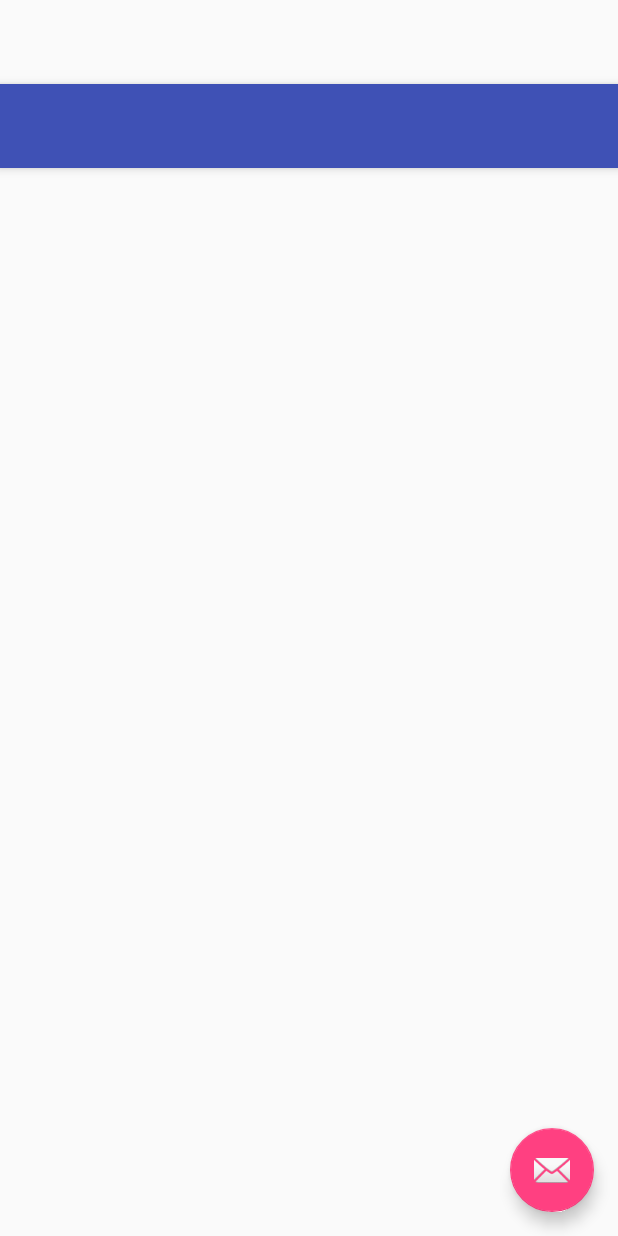
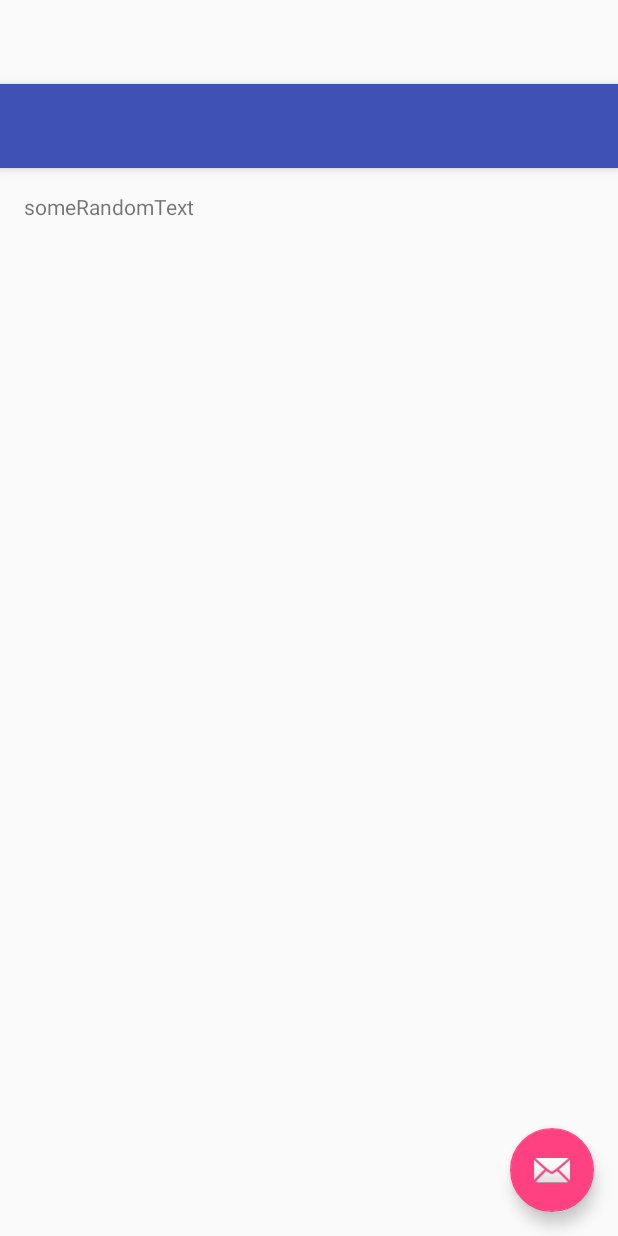
Before and after one commit to dmytrobohdanov/android-edu-sunny, an Android app: the layout activity_detail.xml on its own in the app's theme, with its tools: preview values and no code run, on a phone screen of 412 x 824 dp. Run offline under Robolectric (Android 15) with nearby library versions, the phone set to English and light mode, and no system bars.

Commit message:
files updeted

```diff
--- a/app/src/main/java/com/dmytro/sunny/DetailActivityFragment.java
+++ /dev/null
@@ -1,22 +0,0 @@
-package com.dmytro.sunny;
-
-import android.support.v4.app.Fragment;
-import android.os.Bundle;
-import android.view.LayoutInflater;
-import android.view.View;
-import android.view.ViewGroup;
-
-/**
- * A placeholder fragment containing a simple view.
- */
-public class DetailActivityFragment extends Fragment {
-
-    public DetailActivityFragment() {
-    }
-
-    @Override
-    public View onCreateView(LayoutInflater inflater, ViewGroup container,
-                             Bundle savedInstanceState) {
-        return inflater.inflate(R.layout.fragment_detail, container, false);
-    }
-}
--- a/app/src/main/res/layout/content_detail.xml
+++ b/app/src/main/res/layout/content_detail.xml
@@ -2,7 +2,7 @@
     xmlns:app="http://schemas.android.com/apk/res-auto"
     xmlns:tools="http://schemas.android.com/tools"
     android:id="@+id/fragment"
-    android:name="com.dmytro.sunny.DetailActivityFragment"
+    android:name="com.dmytro.sunny.DetailActivity$DetailFragment"
     android:layout_width="match_parent"
     android:layout_height="match_parent"
     app:layout_behavior="@string/appbar_scrolling_view_behavior"
--- a/app/src/main/res/layout/content_main.xml
+++ b/app/src/main/res/layout/content_main.xml
@@ -1,4 +1,4 @@
-    <fragment xmlns:android="http://schemas.android.com/apk/res/android"
+<fragment xmlns:android="http://schemas.android.com/apk/res/android"
     xmlns:app="http://schemas.android.com/apk/res-auto"
     xmlns:tools="http://schemas.android.com/tools"
     android:id="@+id/fragment"
--- a/app/src/main/res/layout/fragment_detail.xml
+++ b/app/src/main/res/layout/fragment_detail.xml
@@ -1,13 +1,13 @@
 <RelativeLayout xmlns:android="http://schemas.android.com/apk/res/android"
-    xmlns:tools="http://schemas.android.com/tools"
-    android:layout_width="match_parent"
-    android:layout_height="match_parent"
-    android:paddingBottom="@dimen/activity_vertical_margin"
-    android:paddingLeft="@dimen/activity_horizontal_margin"
+    xmlns:tools="http://schemas.android.com/tools" android:layout_width="match_parent"
+    android:layout_height="match_parent" android:paddingLeft="@dimen/activity_horizontal_margin"
     android:paddingRight="@dimen/activity_horizontal_margin"
     android:paddingTop="@dimen/activity_vertical_margin"
-    tools:context="com.dmytro.sunny.DetailActivityFragment"
-    tools:showIn="@layout/activity_detail">
+    android:paddingBottom="@dimen/activity_vertical_margin"
+    tools:context="com.dmytro.sunny.DetailActivity$DetailFragment">
 
+    <TextView android:text="someRandomText" android:layout_width="wrap_content"
+        android:id="@+id/detail_text"
+        android:layout_height="wrap_content" />
 
 </RelativeLayout>
```
Also changed, not shown: app/src/main/java/com/dmytro/sunny/DetailActivity.java (+53 -18 lines), app/src/main/java/com/dmytro/sunny/ForecastFragment.java (+7 -2 lines), app/src/main/res/menu/detail.xml (renamed from app/src/main/res/menu/menu_detail.xml).
